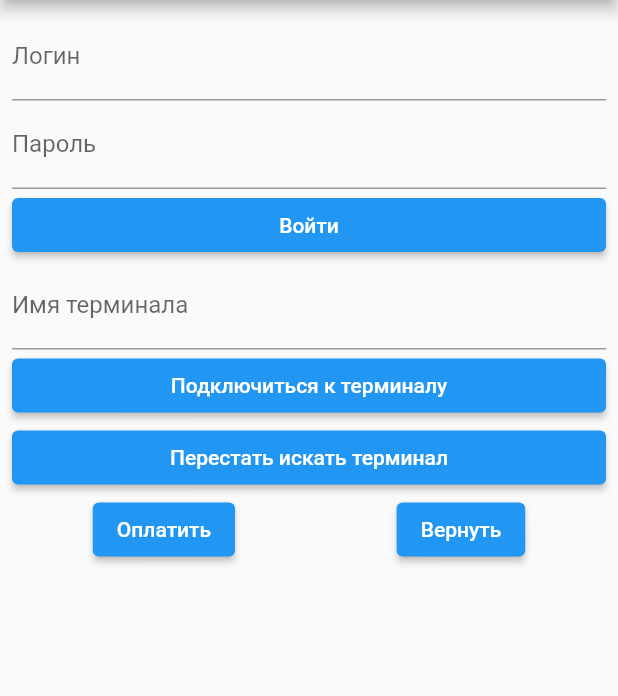
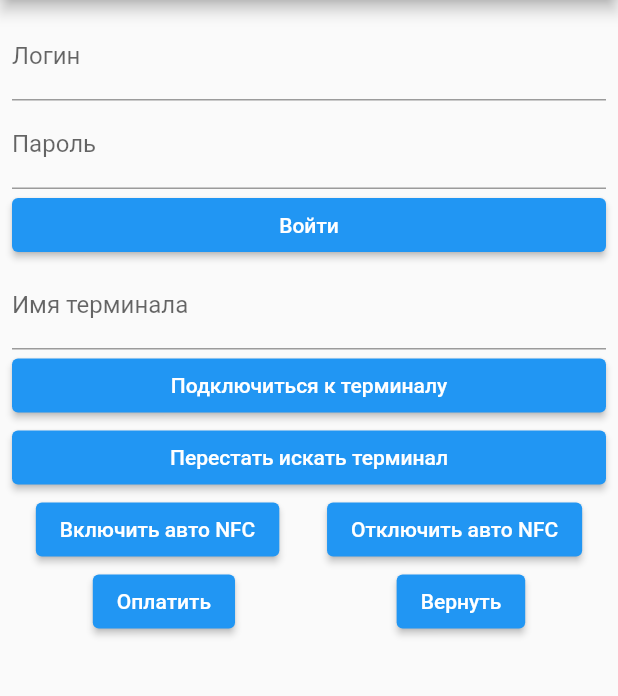
Before and after one commit to Unact/iboxpro_flutter, a Flutter app: the screen it shows after launch, on a phone screen of 412 x 824 dp, the part 84-780 px from its top. Run offline on Flutter 3.47's test engine with Material 2 defaults, Android fonts, the phone set to English and light mode, and no system bars; our stand-ins replace barcode_widget, stream_transform; missing offline and left inert: flutter_signature_pad.

```diff
--- a/example/lib/pages/main_page.dart
+++ b/example/lib/pages/main_page.dart
@@ -17,10 +17,12 @@ class _MainPage extends State<MainPage> {
   String _deviceName = '';
 
   late StreamSubscription<PaymentLoginEvent> _onLoginSubscription;
-  late StreamSubscription<PaymentReaderSetDeviceEvent> _onReaderSetDeviceSubscription;
+  late StreamSubscription<PaymentReaderSetDeviceEvent>
+      _onReaderSetDeviceSubscription;
 
   void _showSnackBar(String content) {
-    ScaffoldMessenger.of(context).showSnackBar(SnackBar(content: Text(content)));
+    ScaffoldMessenger.of(context)
+        .showSnackBar(SnackBar(content: Text(content)));
   }
 
   @override
@@ -36,7 +38,8 @@ class _MainPage extends State<MainPage> {
         _showSnackBar('Произошла ошибка');
       }
     });
-    _onReaderSetDeviceSubscription = PaymentController.onReaderSetDevice.listen((event) {
+    _onReaderSetDeviceSubscription =
+        PaymentController.onReaderSetDevice.listen((event) {
       _showSnackBar('Успешно установлена связь с терминалом');
     });
   }
@@ -54,25 +57,25 @@ class _MainPage extends State<MainPage> {
       TextFormField(
           initialValue: _loginEmail,
           maxLines: 1,
+          keyboardType: TextInputType.emailAddress,
           decoration: InputDecoration(labelText: 'Логин'),
-        onChanged: (val) => _loginEmail = val
-      ),
+          onChanged: (val) => _loginEmail = val),
       TextFormField(
           initialValue: _password,
           obscureText: true,
           maxLines: 1,
           decoration: InputDecoration(labelText: 'Пароль'),
-        onChanged: (val) => _password = val
-      ),
+          onChanged: (val) => _password = val),
       ElevatedButton(
         child: Text('Войти'),
         onPressed: () async {
           showDialog(
               context: context,
-            builder: (BuildContext context) => Center(child: CircularProgressIndicator())
-          );
+              builder: (BuildContext context) =>
+                  Center(child: CircularProgressIndicator()));
 
-          await PaymentController.login(email: _loginEmail, password: _password);
+          await PaymentController.login(
+              email: _loginEmail, password: _password);
         },
       )
     ];
@@ -84,8 +87,7 @@ class _MainPage extends State<MainPage> {
           initialValue: _deviceName,
           maxLines: 1,
           decoration: InputDecoration(labelText: 'Имя терминала'),
-        onChanged: (val) => _deviceName = val
-      ),
+          onChanged: (val) => _deviceName = val),
       ElevatedButton(
         child: Text('Подключиться к терминалу'),
         onPressed: () async {
@@ -102,19 +104,44 @@ class _MainPage extends State<MainPage> {
     ];
   }
 
+  List<Widget> _buildReaderParams(BuildContext context) {
+    return [
+      Row(
+        mainAxisAlignment: MainAxisAlignment.spaceAround,
+        children: [
+          ElevatedButton(
+            child: Text('Включить авто NFC'),
+            onPressed: () async {
+              await PaymentController.setCustomReaderParams(notup: true);
+              _showSnackBar('Автоматическое включение NFC активировано');
+            },
+          ),
+          ElevatedButton(
+            child: Text('Отключить авто NFC'),
+            onPressed: () async {
+              await PaymentController.setCustomReaderParams(notup: false);
+              _showSnackBar('Автоматическое включение NFC отключено');
+            },
+          )
+        ],
+      )
+    ];
+  }
+
   List<Widget> _buildPaymentPart(BuildContext context) {
     return [
       Row(
         mainAxisAlignment: MainAxisAlignment.spaceAround,
-
         children: [
           ElevatedButton(
             child: Text('Оплатить'),
-            onPressed: () => Navigator.push(context, MaterialPageRoute(builder: (_) => PaymentPage())),
+            onPressed: () => Navigator.push(
+                context, MaterialPageRoute(builder: (_) => PaymentPage())),
           ),
           ElevatedButton(
             child: Text('Вернуть'),
-            onPressed: () => Navigator.push(context, MaterialPageRoute(builder: (_) => ReversePaymentPage())),
+            onPressed: () => Navigator.push(context,
+                MaterialPageRoute(builder: (_) => ReversePaymentPage())),
           )
         ],
       )
@@ -133,9 +160,8 @@ class _MainPage extends State<MainPage> {
               padding: EdgeInsets.all(8),
               children: _buildLoginPart(context)
                 ..addAll(_buildSearchDevicePart(context))
-            ..addAll(_buildPaymentPart(context))
-        )
-      ),
+                ..addAll(_buildReaderParams(context))
+                ..addAll(_buildPaymentPart(context)))),
     );
   }
 }
```
Also changed, not shown: lib/src/payment.dart (+10 -0 lines), 1 other file. Lines whose indentation alone changed are shown as unchanged.
